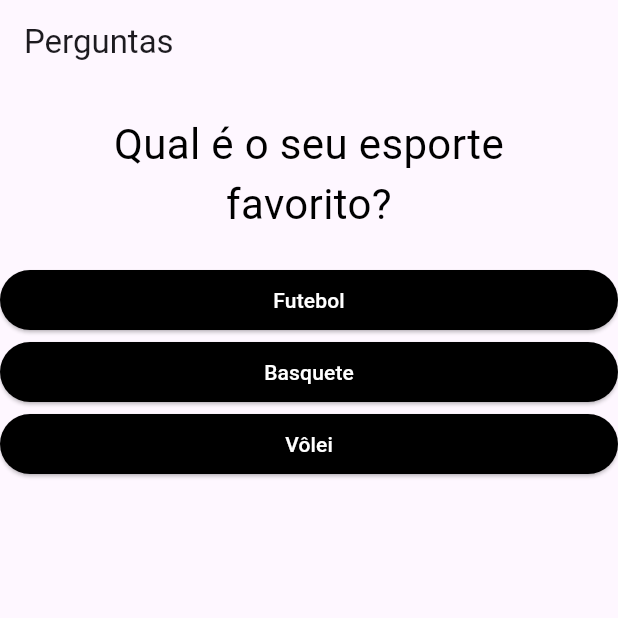
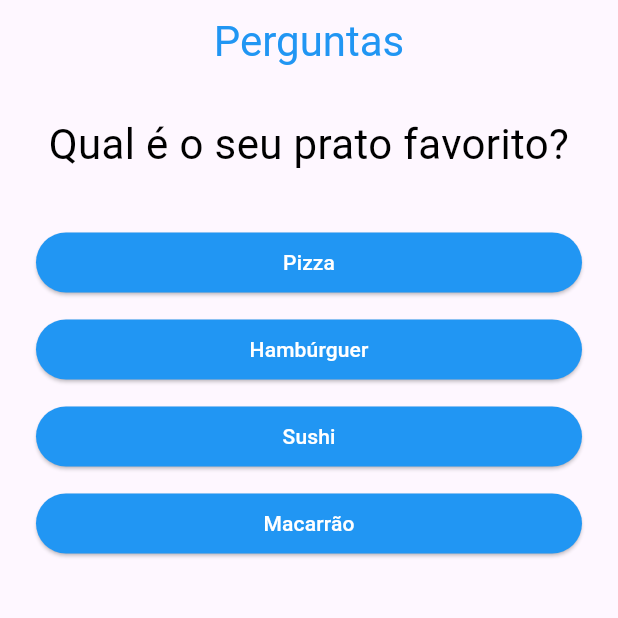
Before and after one commit to CassianoAugusto/projeto_perguntas, a Flutter app: the screen it shows after launch, after a tap on "Azul", on a phone screen of 412 x 824 dp, the top half of it. Run offline on Flutter 3.47's test engine with Material 3 defaults, Android fonts, the phone set to English and light mode, and no system bars.

Commit message:
codigo final do curso

```diff
--- a/lib/main.dart
+++ b/lib/main.dart
@@ -1,8 +1,10 @@
 import 'package:flutter/material.dart';
-import 'package:projeto_perguntas/questao.dart';
-import 'package:projeto_perguntas/resposta.dart';
 
-main() => runApp(PerguntaApp());
+import 'package:projeto_perguntas/questionario.dart';
+
+import 'package:projeto_perguntas/resultado.dart';
+
+main() => runApp(const PerguntaApp());
 
 class PerguntaApp extends StatefulWidget {
   const PerguntaApp({super.key});
@@ -13,59 +15,84 @@ class PerguntaApp extends StatefulWidget {
 
 class _PerguntaAppState extends State<PerguntaApp> {
   var perguntaSelecionada = 0;
+  var notaTotal = 0;
   final _perguntas = [
     {
       'texto': 'Qual é a sua cor favorita?,',
-      'resposta': ['Azul', 'Vermelho', 'Verde']
+      'resposta': [
+        {'texto': 'Azul', 'nota': 5},
+        {'texto': 'Amarelo', 'nota': 4},
+        {'texto': 'Preto', 'nota': 3},
+        {'texto': 'Vermelho', 'nota': 2},
+      ]
+    },
+    {
+      'texto': 'Qual é o seu prato favorito?',
+      'resposta': [
+        {'texto': 'Pizza', 'nota': 5},
+        {'texto': 'Hambúrguer', 'nota': 1},
+        {'texto': 'Sushi', 'nota': 5},
+        {'texto': 'Macarrão', 'nota': 1},
+      ]
     },
     {
       'texto': 'Qual é o seu esporte favorito?',
-      'resposta': ['Futebol', 'Basquete', 'Vôlei']
+      'resposta': [
+        {'texto': 'Futebol', 'nota': 5},
+        {'texto': 'Basquete', 'nota': 1},
+        {'texto': 'Tênis', 'nota': 5},
+        {'texto': 'Natação', 'nota': 1},
+      ]
     },
     {
       'texto': 'Qual é o seu animal favorito?',
-      'resposta': ['Coelho', 'Cachorro', 'Gato']
+      'resposta': [
+        {'texto': 'Coelho', 'nota': 5},
+        {'texto': 'Cachorro', 'nota': 1},
+        {'texto': 'Gato', 'nota': 5},
+        {'texto': 'Pássaro', 'nota': 1}
+      ]
     },
   ];
 
-  void _responder() {
+  get temPerguntaSelecionada {
+    return perguntaSelecionada < _perguntas.length;
+  }
+
+  void _responder(int nota) {
     if (temPerguntaSelecionada) {
       setState(() {
         perguntaSelecionada++;
+        notaTotal += nota;
       });
     }
   }
 
-  bool get temPerguntaSelecionada {
-    return perguntaSelecionada < _perguntas.length;
-  }
-
   @override
   Widget build(BuildContext context) {
-    List<String>? respostas = temPerguntaSelecionada
-        ? _perguntas[perguntaSelecionada]['resposta'] as List<String>
-        : null;
-
     return MaterialApp(
+      debugShowCheckedModeBanner: false,
       home: Scaffold(
         appBar: AppBar(
-          title: const Text('Perguntas'),
+          title: const Center(
+            child: Text(
+              'Perguntas',
+              style: TextStyle(
+                  fontSize: 28,
+                  color: Colors.blue,
+                  fontStyle: FontStyle.normal),
+            ),
+          ),
         ),
         body: temPerguntaSelecionada
-            ? Column(
-                children: [
-                  Questao(
-                    texto: _perguntas[perguntaSelecionada]['texto'] as String,
-                  ),
-                  ...respostas!
-                      .map((e) => Resposta(
-                            texto: e,
-                            onSelected: _responder,
-                          ))
-                      .toList(),
-                ],
+            ? Questionario(
+                perguntas: _perguntas,
+                perguntaSelecionada: perguntaSelecionada,
+                responder: _responder,
               )
-            : null,
+            : Resultado(
+                notaTotal: notaTotal,
+              ),
       ),
     );
   }
--- /dev/null
+++ b/lib/questionario.dart
@@ -0,0 +1,41 @@
+import 'package:flutter/material.dart';
+import 'package:projeto_perguntas/questao.dart';
+import 'package:projeto_perguntas/resposta.dart';
+
+class Questionario extends StatelessWidget {
+  const Questionario({
+    super.key,
+    required this.perguntas,
+    required this.perguntaSelecionada,
+    required this.responder,
+  });
+
+  final List<Map<String, Object>> perguntas;
+  final int perguntaSelecionada;
+  final void Function(int) responder;
+
+  bool get temPerguntaSelecionada {
+    return perguntaSelecionada < perguntas.length;
+  }
+
+  @override
+  Widget build(BuildContext context) {
+    List<Map<String, Object>>? respostas = temPerguntaSelecionada
+        ? perguntas[perguntaSelecionada]['resposta']
+            as List<Map<String, Object>>
+        : null;
+    return Column(
+      children: [
+        Questao(
+          texto: perguntas[perguntaSelecionada]['texto'] as String,
+        ),
+        const SizedBox(height: 10),
+        ...respostas!
+            .map((resp) => Resposta(
+                texto: resp['texto'] as String,
+                onSelected: () => responder(resp['nota'] as int)))
+            .toList(),
+      ],
+    );
+  }
+}
--- a/lib/resposta.dart
+++ b/lib/resposta.dart
@@ -7,16 +7,19 @@ class Resposta extends StatelessWidget {
 
   @override
   Widget build(BuildContext context) {
-    return Container(
+    return Padding(
+      padding: const EdgeInsets.symmetric(horizontal: 24, vertical: 5),
+      child: SizedBox(
         width: double.infinity,
         child: ElevatedButton(
           style: ElevatedButton.styleFrom(
-          backgroundColor: Colors.black,
+            backgroundColor: Colors.blue,
             foregroundColor: Colors.white,
           ),
           onPressed: onSelected,
           child: Text(texto),
         ),
+      ),
     );
   }
 }
```
Also changed, not shown: lib/resultado.dart (added, +63 -0 lines), 4 other files. Lines whose indentation alone changed are shown as unchanged.
